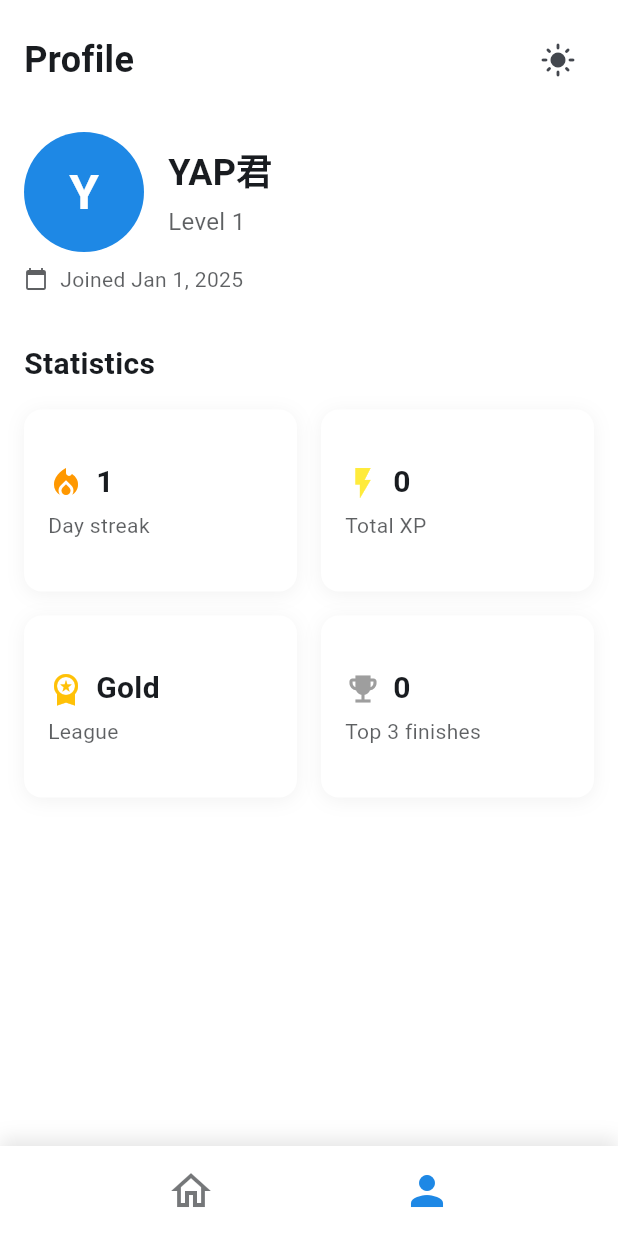
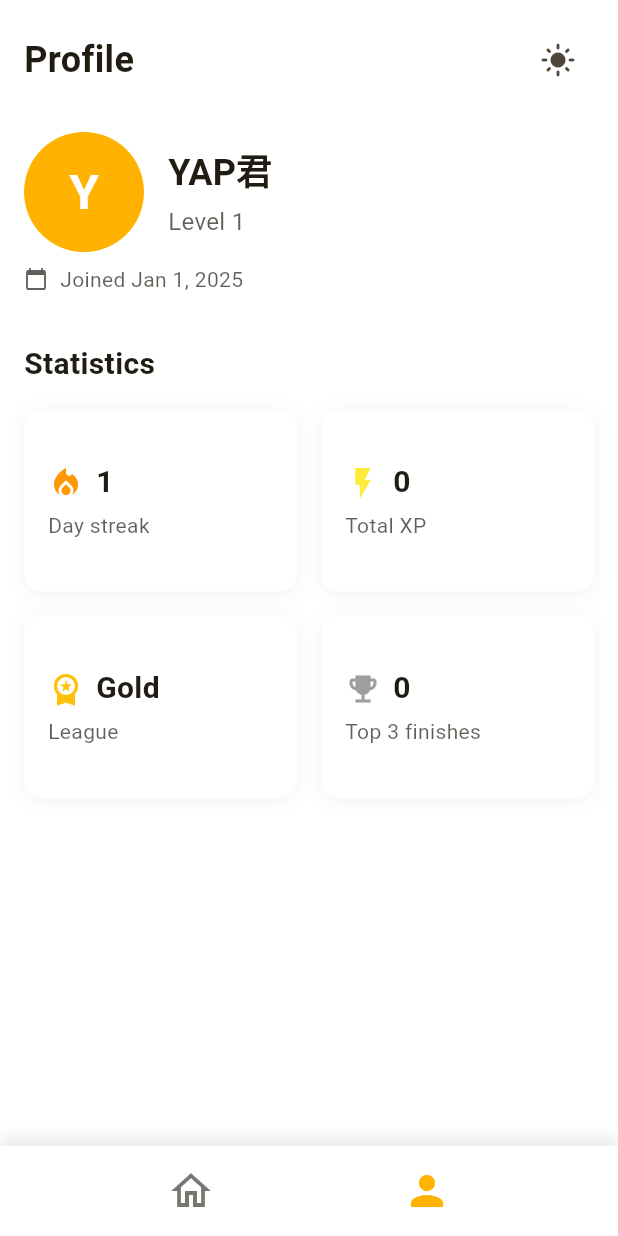
Before and after one commit to Yuichiro-jbi/yap_mvp, a Flutter app: the screen it shows after launch, after a tap on the "person outline" icon, on a phone screen of 412 x 824 dp. Run offline on Flutter 3.47's test engine with Material 3 defaults, Android fonts, the phone set to English and light mode, and no system bars; our stand-ins replace flutter_riverpod, freezed_annotation, go_router, riverpod_annotation; generated files the repository leaves out were written again.

Commit message:
feat: ホーム画面のUI改善 - ヘッダーを固定化 - レッスンカードのS字カーブを復活 - テーマカラーをビットコインカラーに変更

```diff
--- a/lib/presentation/home/home_screen.dart
+++ b/lib/presentation/home/home_screen.dart
@@ -1,11 +1,12 @@
 import 'package:flutter/material.dart';
 import 'package:flutter_riverpod/flutter_riverpod.dart';
 import 'package:go_router/go_router.dart';
+import 'dart:math';
 import '../../provider/islander_provider.dart';
 import '../../provider/lesson_provider.dart';
 import '../../router/app_router.dart';
+import 'widgets/lesson_card.dart';
 import 'widgets/islander_stats_header.dart';
-import 'widgets/lesson_card.dart';
 
 class HomeScreen extends StatelessWidget {
   const HomeScreen({super.key});
@@ -13,44 +14,58 @@ class HomeScreen extends StatelessWidget {
   @override
   Widget build(BuildContext context) {
     return Scaffold(
-      body: Column(
+      body: Stack(
         children: [
-          Consumer(
-            builder: (context, ref, child) {
-              final islander = ref.watch(islanderNotifierProvider);
-              return IslanderStatsHeader(islander: islander);
-            },
-          ),
-          Expanded(
+          // スクロール可能なコンテンツ
+          Positioned.fill(
+            top: 0,
+            child: SingleChildScrollView(
+              child: Column(
+                children: [
+                  // ヘッダーの高さ分のスペース
+                  const SizedBox(height: 40),
+                  Container(
+                    width: double.infinity,
+                    padding: const EdgeInsets.symmetric(horizontal: 20, vertical: 20),
+                    constraints: const BoxConstraints(maxWidth: 500),
                     child: Consumer(
                       builder: (context, ref, child) {
                         final lessons = ref.watch(lessonNotifierProvider);
                         final islander = ref.watch(islanderNotifierProvider);
 
-                return ListView.builder(
-                  padding: const EdgeInsets.symmetric(vertical: 8.0),
-                  itemCount: lessons.length,
-                  itemBuilder: (context, index) {
-                    final lesson = lessons[index];
-                    final isCompleted = islander.completedLessonIds.contains(lesson.id);
-                    final canStart = index == 0 ||
-                        islander.completedLessonIds.contains(
-                          lessons[index - 1].id
+                        return LayoutBuilder(
+                          builder: (context, constraints) {
+                            const verticalSpacing = 85.0;
+                            const amplitude = 50.0;
+                            const frequency = 0.3;
+                            final centerX = constraints.maxWidth / 2;
+
+                            return Column(
+                              children: [
+                                ...List.generate(lessons.length, (index) {
+                                  final x = centerX + amplitude * sin(index * frequency * pi);
+
+                                  return Container(
+                                    height: verticalSpacing,
+                                    margin: const EdgeInsets.only(bottom: 10),
+                                    child: Transform.translate(
+                                      offset: Offset(x - centerX, 0),
+                                      child: LessonCard(
+                                        lesson: lessons[index],
+                                        onTap: () {
+                                          context.pushNamed(
+                                            AppRoute.lesson.name,
+                                            pathParameters: {'id': lessons[index].id},
+                                            extra: lessons[index],
                                           );
-
-                    return LessonCard(
-                      lesson: lesson,
-                      isCompleted: isCompleted,
-                      isLocked: !canStart,
-                      onTap: () {
-                        if (canStart) {
-                          GoRouter.of(context).pushNamed(
-                            AppRoute.lesson.name,
-                            pathParameters: {'id': lesson.id},
-                            extra: lesson,
+                                        },
+                                        isCompleted: islander.completedLessonIds.contains(lessons[index].id),
+                                        isLocked: !_canStartLesson(lessons[index].id, islander.completedLessonIds),
+                                      ),
+                                    ),
                                   );
-                        }
-                      },
+                                }),
+                              ],
                             );
                           },
                         );
@@ -59,6 +74,41 @@ class HomeScreen extends StatelessWidget {
                   ),
                 ],
               ),
+            ),
+          ),
+          // 固定ヘッダー
+          Positioned(
+            top: 0,
+            left: 0,
+            right: 0,
+            child: Container(
+              height: 40,
+              decoration: BoxDecoration(
+                color: Theme.of(context).scaffoldBackgroundColor,
+                boxShadow: [
+                  BoxShadow(
+                    color: Colors.black.withOpacity(0.1),
+                    blurRadius: 4,
+                    offset: const Offset(0, 2),
+                  ),
+                ],
+              ),
+              child: Consumer(
+                builder: (context, ref, child) {
+                  final islander = ref.watch(islanderNotifierProvider);
+                  return IslanderStatsHeader(islander: islander);
+                },
+              ),
+            ),
+          ),
+        ],
+      ),
     );
   }
+
+  bool _canStartLesson(String lessonId, List<String> completedLessonIds) {
+    final id = int.parse(lessonId);
+    if (id == 1) return true;
+    return completedLessonIds.contains('${id - 1}');
   }
+}
--- a/lib/presentation/home/widgets/islander_stats_header.dart
+++ b/lib/presentation/home/widgets/islander_stats_header.dart
@@ -1,5 +1,5 @@
 import 'package:flutter/material.dart';
-import '../../../model/islander.dart';
+import 'package:yap_mvp/model/islander.dart';
 
 class IslanderStatsHeader extends StatelessWidget {
   final Islander islander;
--- a/lib/presentation/home/widgets/lesson_card.dart
+++ b/lib/presentation/home/widgets/lesson_card.dart
@@ -1,7 +1,7 @@
 import 'package:flutter/material.dart';
 import '../../../model/lesson.dart';
 
-class LessonCard extends StatelessWidget {
+class LessonCard extends StatefulWidget {
   final Lesson lesson;
   final VoidCallback onTap;
   final bool isCompleted;
@@ -16,122 +16,115 @@ class LessonCard extends StatelessWidget {
   });
 
   @override
+  State<LessonCard> createState() => _LessonCardState();
+}
+
+class _LessonCardState extends State<LessonCard> {
+  bool isPressed = false;
+
+  @override
   Widget build(BuildContext context) {
-    return Card(
-      elevation: isLocked ? 1 : 2,
-      margin: const EdgeInsets.symmetric(horizontal: 16.0, vertical: 8.0),
-      child: InkWell(
-        onTap: isLocked ? null : onTap,
-        child: Padding(
-          padding: const EdgeInsets.all(16.0),
-          child: Row(
+    return GestureDetector(
+      onTap: widget.isLocked ? null : widget.onTap,
+      onTapDown: (_) => setState(() => isPressed = true),
+      onTapUp: (_) => setState(() => isPressed = false),
+      onTapCancel: () => setState(() => isPressed = false),
+      child: SizedBox(
+        width: 70,
+        height: 65,
+        child: Stack(
           children: [
-              _buildIcon(context),
-              const SizedBox(width: 16),
-              Expanded(
-                child: Column(
-                  crossAxisAlignment: CrossAxisAlignment.start,
-                  children: [
-                    Text(
-                      lesson.title,
-                      style: Theme.of(context).textTheme.titleLarge?.copyWith(
-                        color: isLocked
-                            ? Theme.of(context).colorScheme.onSurface.withOpacity(0.5)
-                            : Theme.of(context).colorScheme.onSurface,
+            // 影の部分
+            Positioned(
+              left: 0,
+              top: 28.50,
+              child: Container(
+                width: 70,
+                height: 16,
+                decoration: BoxDecoration(
+                  color: !isPressed ? (widget.isLocked ? const Color(0xFFAAAAAA) : const Color(0x33000000)) : Colors.transparent,
+                  borderRadius: const BorderRadius.vertical(bottom: Radius.circular(8)),
                 ),
               ),
-                    const SizedBox(height: 4),
-                    Text(
-                      lesson.description,
-                      style: Theme.of(context).textTheme.bodyMedium?.copyWith(
-                        color: isLocked
-                            ? Theme.of(context).colorScheme.onSurfaceVariant.withOpacity(0.5)
-                            : Theme.of(context).colorScheme.onSurfaceVariant,
+            ),
+            // メインのボタン
+            AnimatedPositioned(
+              duration: const Duration(milliseconds: 100),
+              left: 0,
+              top: isPressed ? 8 : 0,
+              child: Container(
+                width: 70,
+                height: 57,
+                decoration: ShapeDecoration(
+                  color: widget.isLocked
+                      ? const Color(0xFF888888)
+                      : (widget.isCompleted ? const Color(0xFF58CC02) : const Color(0xFF58CC02)),
+                  shape: RoundedRectangleBorder(
+                    borderRadius: BorderRadius.circular(31.75),
+                  ),
+                  shadows: !isPressed ? [
+                    BoxShadow(
+                      color: widget.isLocked
+                          ? const Color(0xFF888888)
+                          : const Color(0xFF58CC02),
+                      blurRadius: 0,
+                      offset: const Offset(0, 8),
+                      spreadRadius: 0,
+                    ),
+                    const BoxShadow(
+                      color: Color(0x33000000),
+                      blurRadius: 0,
+                      offset: Offset(0, 8),
+                      spreadRadius: 0,
+                    ),
+                  ] : null,
+                ),
+                child: Center(
+                  child: _buildButtonContent(),
                 ),
               ),
-                    if (!isLocked) ...[
-                      const SizedBox(height: 8),
-                      _buildRewards(context),
-                    ],
-                  ],
-                ),
-              ),
-              if (!isLocked && isCompleted)
-                Icon(
-                  Icons.check_circle,
-                  color: Theme.of(context).colorScheme.primary,
             ),
           ],
-          ),
         ),
       ),
     );
   }
 
-  Widget _buildIcon(BuildContext context) {
+  Widget _buildButtonContent() {
+    if (widget.isCompleted) {
       return Container(
-      width: 48,
-      height: 48,
-      decoration: BoxDecoration(
-        color: _getIconBackgroundColor(context),
-        borderRadius: BorderRadius.circular(12),
+        width: 40,
+        height: 40,
+        decoration: const BoxDecoration(
+          shape: BoxShape.circle,
+          color: Colors.white,
         ),
+        child: const Center(
           child: Icon(
-        isLocked ? Icons.lock : (isCompleted ? Icons.check_circle : Icons.play_arrow),
-        color: _getIconColor(context),
+            Icons.star,
+            color: Color(0xFF58CC02),
+            size: 24,
+          ),
         ),
       );
     }
 
-  Widget _buildRewards(BuildContext context) {
-    return Row(
-      children: [
-        Icon(
-          Icons.star,
-          color: Theme.of(context).colorScheme.primary,
-          size: 16,
-        ),
-        const SizedBox(width: 4),
-        Text(
-          '+${lesson.experienceReward}exp',
-          style: Theme.of(context).textTheme.bodySmall?.copyWith(
-            color: Theme.of(context).colorScheme.primary,
-            fontWeight: FontWeight.bold,
-          ),
-        ),
-        const SizedBox(width: 16),
-        Icon(
-          Icons.currency_bitcoin,
-          color: Theme.of(context).colorScheme.secondary,
-          size: 16,
-        ),
-        const SizedBox(width: 4),
-        Text(
-          '+${lesson.coinReward} sats',
-          style: Theme.of(context).textTheme.bodySmall?.copyWith(
-            color: Theme.of(context).colorScheme.secondary,
-            fontWeight: FontWeight.bold,
-          ),
-        ),
-      ],
+    if (widget.isLocked) {
+      return const Icon(
+        Icons.lock,
+        color: Colors.white,
+        size: 28,
       );
     }
 
-  Color _getIconBackgroundColor(BuildContext context) {
-    if (isLocked) {
-      return Theme.of(context).colorScheme.surfaceVariant.withOpacity(0.5);
-    }
-    return isCompleted
-        ? Theme.of(context).colorScheme.primary
-        : Theme.of(context).colorScheme.primaryContainer;
-  }
-
-  Color _getIconColor(BuildContext context) {
-    if (isLocked) {
-      return Theme.of(context).colorScheme.onSurfaceVariant.withOpacity(0.5);
-    }
-    return isCompleted
-        ? Theme.of(context).colorScheme.onPrimary
-        : Theme.of(context).colorScheme.onPrimaryContainer;
+    // アクティブなボタン
+    return Container(
+      width: 14,
+      height: 14,
+      decoration: BoxDecoration(
+        color: Colors.white,
+        borderRadius: BorderRadius.circular(2),
+      ),
+    );
   }
 }
--- a/lib/presentation/theme/app_theme.dart
+++ b/lib/presentation/theme/app_theme.dart
@@ -50,10 +50,10 @@ class AppTheme {
   /// ライトモードのカラースキーム
   ColorScheme get _lightColorScheme {
     return ColorScheme.fromSeed(
-      seedColor: const Color(0xFF1E88E5), // メインカラー
-      primary: const Color(0xFF1E88E5),
-      secondary: const Color(0xFFFFB300), // 報酬やアチーブメント用
-      tertiary: const Color(0xFF00BFA5), // アクセントカラー
+      seedColor: const Color(0xFFFFB300), // ビットコインカラー
+      primary: const Color(0xFFFFB300),
+      secondary: const Color(0xFF1E88E5), // 以前のメインカラーを secondary に
+      tertiary: const Color(0xFF00BFA5),
       surface: Colors.white,
       background: const Color(0xFFF5F5F5),
       error: const Color(0xFFE53935),
@@ -63,10 +63,10 @@ class AppTheme {
   /// ダークモードのカラースキーム
   ColorScheme get _darkColorScheme {
     return ColorScheme.fromSeed(
-      seedColor: const Color(0xFF1E88E5),
+      seedColor: const Color(0xFFFFB300),
       brightness: Brightness.dark,
-      primary: const Color(0xFF1E88E5),
-      secondary: const Color(0xFFFFB300),
+      primary: const Color(0xFFFFB300),
+      secondary: const Color(0xFF1E88E5),
       tertiary: const Color(0xFF00BFA5),
       surface: const Color(0xFF424242),
       background: const Color(0xFF212121),
```
Lines whose indentation alone changed are shown as unchanged.
